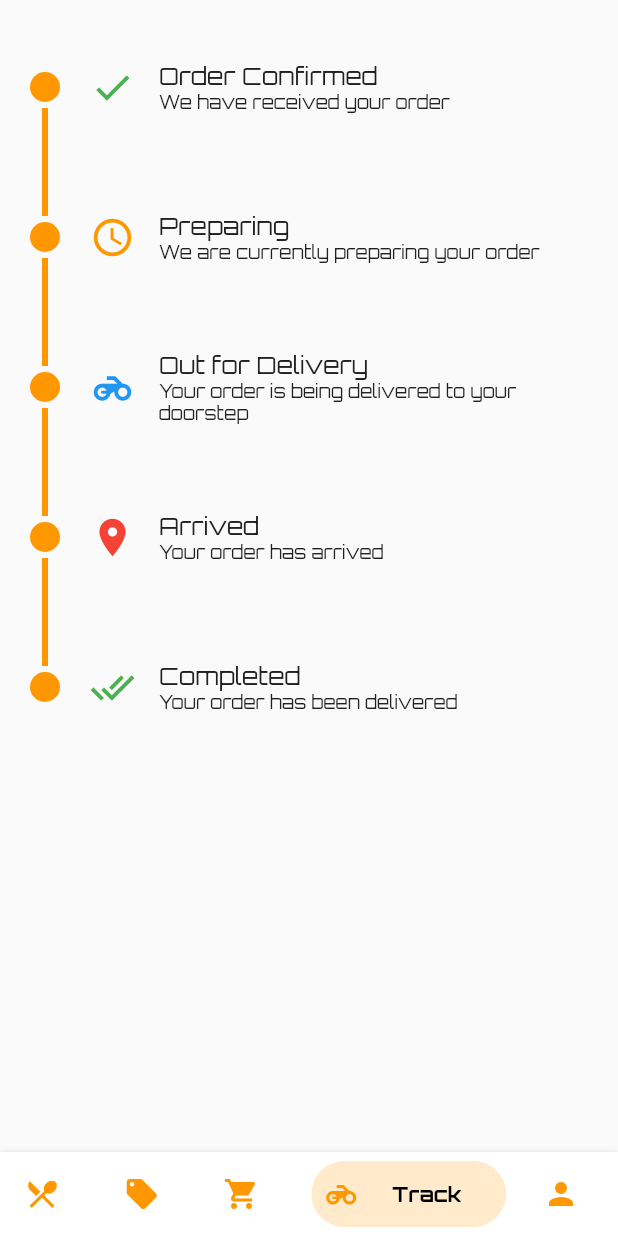
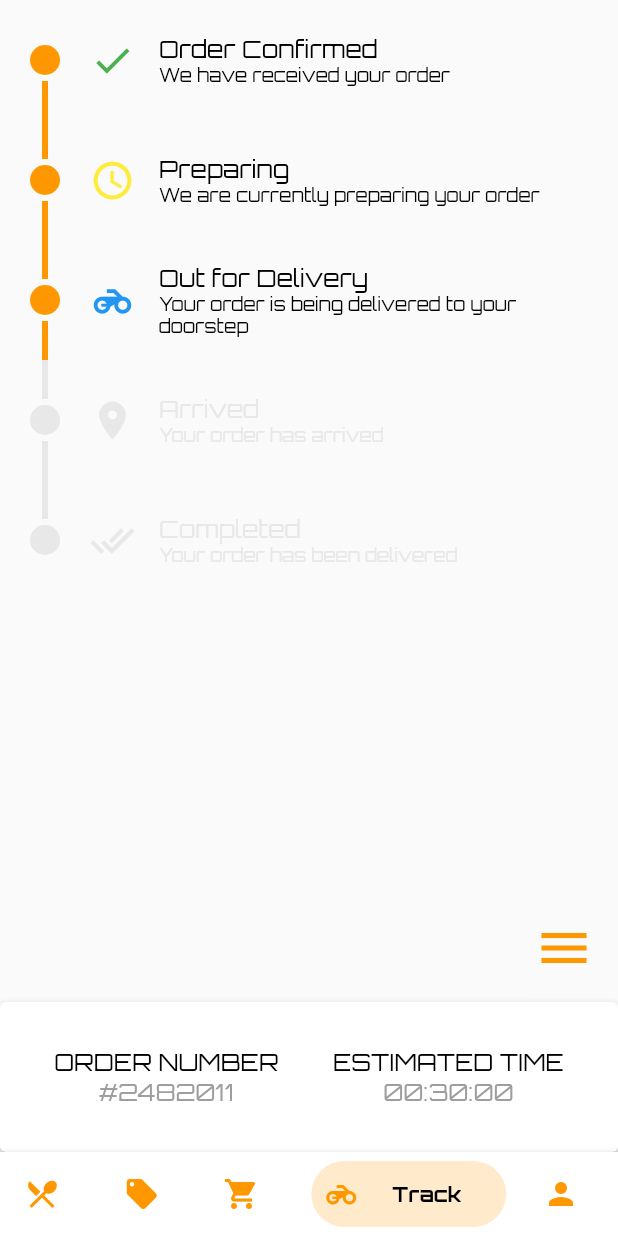
Before and after one commit to pawaka2020/nocoffeenocure, a Flutter app: the HomeScreen screen opened directly, swiped to page 4, on a phone screen of 412 x 824 dp. Run offline on Flutter 3.47's test engine with Material 2 defaults, Android fonts, the phone set to English and light mode, and no system bars; drawn by our look-alikes of bottom_navy_bar, timeline_tile; our stand-ins replace flutter_secure_storage, fluttertoast, objectbox, uni_links; accounts and stored records are empty; generated files the repository leaves out were written again.

Commit message:
Track page completed

```diff
--- a/lib/repos/cartitem.dart
+++ b/lib/repos/cartitem.dart
@@ -7,8 +7,6 @@ import '../models/cartitem.dart';
 
 class CartItemRepo {
   final box = objectbox.cartItemBox;
-
-
 
   Future<void> update(BackendSource source) async {
     late final newData;
--- a/lib/screens/splash/splash_screen.dart
+++ b/lib/screens/splash/splash_screen.dart
@@ -90,7 +90,5 @@ Future<void> preLoadFromBackend() async {
   await MenuItemRepo().update(BackendSource.dummy);
   await CartItemRepo().update(BackendSource.dummy);
 
-
-
   print ("data pre-loaded");
 }
--- a/lib/screens/track/trackpage.dart
+++ b/lib/screens/track/trackpage.dart
@@ -1,7 +1,10 @@
 import 'package:flutter/cupertino.dart';
 import 'package:flutter/material.dart';
+import 'package:nocoffeenocure/screens/track/tracklocation.dart';
 //import 'package:timelines/timelines.dart';
 import 'package:timeline_tile/timeline_tile.dart';
+
+import 'orderdetails.dart';
 
 enum timelineType {
   start,
@@ -73,68 +76,106 @@ Widget buildTimeLine(IconData icon, Color iconColor, String label,
     ),
   );
 }
-//
-// Widget buildTimeLine2(int phaseIndex, timelineType type, int currentPhaseIndex) {
-//   Color timelineColor  = (currentPhaseIndex <= phaseIndex)  ? Colors.orange : Colors.grey;
-//   String label = phase[phaseIndex];
-//   late IconData icon;
-//   late Color iconColor;
-//   late String subLabel;
-//   switch (phaseIndex) {
-//     case 0:
-//       icon = Icons.check;
-//       iconColor = Colors.green;
-//       subLabel = 'We have received your order';
-//       break;
-//     case 1:
-//       icon = Icons.access_time;
-//       iconColor = Colors.yellow;
-//       subLabel = 'We are currently preparing your order';
-//       break;
-//     case 2:
-//       icon = Icons.motorcycle;
-//       iconColor = Colors.blue;
-//       subLabel = 'Your order is being delivered to your doorstep';
-//       break;
-//     case 3:
-//       icon = Icons.location_on;
-//       iconColor = Colors.red;
-//       subLabel = 'Your order has arrived';
-//       break;
-//     case 4:
-//       icon = Icons.shopping_bag;
-//       iconColor = Colors.white;
-//       subLabel = 'Your order is ready for pickup';
-//       break;
-//     case 5:
-//       icon = Icons.location_on;
-//       iconColor = Colors.red;
-//       subLabel = 'Your order has arrived';
-//       break;
-//     case 6:
-//       icon = Icons.done_all;
-//       iconColor = Colors.green;
-//       subLabel = 'Your order has been delivered';
-//       break;
-//   }
-// }
 
-Widget timelineTest4() {
-  return Padding(
-    padding: EdgeInsets.only(left: 16, right: 16, top: 8, bottom: 8),
-    child: ListView(
+Widget buildTimeLine2(int phaseIndex, timelineType type, int currentPhaseIndex) {
+  const Color paleWhite = Color(0xFFE8E8E8);
+  String label = phase[phaseIndex];
+  late IconData icon;
+  late Color iconColor;
+  late String subLabel;
+  late Color textColor = Colors.black;
+  late bool isFirst;
+  late bool isLast;
+  Color timelineColor = paleWhite;
+  switch (phaseIndex) {
+    case 0:
+      icon = Icons.check;
+      iconColor = Colors.green;
+      subLabel = 'We have received your order';
+      break;
+    case 1:
+      icon = Icons.access_time;
+      iconColor = Colors.yellow;
+      subLabel = 'We are currently preparing your order';
+      break;
+    case 2:
+      icon = Icons.motorcycle;
+      iconColor = Colors.blue;
+      subLabel = 'Your order is being delivered to your doorstep';
+      break;
+    case 3:
+      icon = Icons.shopping_bag;
+      iconColor = Colors.black26;
+      subLabel = 'Your order is ready for pickup';
+      break;
+    case 4:
+      icon = Icons.location_on;
+      iconColor = Colors.red;
+      subLabel = 'Your order has arrived';
+      break;
+    case 5:
+      icon = Icons.done_all;
+      iconColor = Colors.green;
+      subLabel = 'Your order has been delivered';
+      break;
+  }
+  if (currentPhaseIndex >= phaseIndex) {
+    timelineColor = Colors.orange;
+  }
+  else {
+    timelineColor = paleWhite;
+    iconColor = paleWhite;
+    textColor = paleWhite;
+  }
+  if (type == timelineType.start) {
+    isFirst = true;
+    isLast = false;
+  }
+  else if (type == timelineType.between) {
+    isFirst = false;
+    isLast = false;
+  }
+  else if (type == timelineType.end) {
+    isFirst = false;
+    isLast = true;
+  }
+  return TimelineTile(
+    isFirst: isFirst,
+    isLast: isLast,
+    beforeLineStyle: LineStyle(color: timelineColor),
+    afterLineStyle: LineStyle(color: timelineColor),
+    indicatorStyle: IndicatorStyle(
+      width: 20,
+      color: timelineColor, // Set the color to blue
+      padding: EdgeInsets.all(4),
+    ),
+    endChild: Container(
+      constraints: const BoxConstraints(
+        minHeight: 80, //100
+      ),
+      child: Row(
         children: [
-        buildTimeLine(Icons.check, Colors.green, 'Order Confirmed',
-          'We have received your order', Colors.orange, true, false),
-        buildTimeLine(Icons.access_time, Colors.orange, 'Preparing',
-          'We are currently preparing your order', Colors.orange, false, false),
-        buildTimeLine(Icons.motorcycle, Colors.blue, 'Out for Delivery',
-          'Your order is being delivered to your doorstep', Colors.orange, false, false),
-        buildTimeLine(Icons.location_on, Colors.red, 'Arrived',
-          'Your order has arrived', Colors.orange, false, false),
-        buildTimeLine(Icons.done_all, Colors.green, 'Completed',
-          'Your order has been delivered', Colors.orange, false, true),
+          SizedBox(width: 16),
+          Icon(icon, color: iconColor, size: 30), // 30 or 40
+          SizedBox(width: 16),
+          Expanded(
+            child: Column(
+              crossAxisAlignment: CrossAxisAlignment.start,
+              mainAxisAlignment: MainAxisAlignment.center,
+              children: [
+                Text(
+                  label,
+                  style: TextStyle(fontSize: 16, color: textColor),
+                ),
+                Text(
+                  subLabel,
+                  style: TextStyle(fontSize: 12, color: textColor),
+                ),
               ],
+            ),
+          ),
+        ],
+      ),
     ),
   );
 }
@@ -148,38 +189,160 @@ class TrackPage extends StatefulWidget {
 class TrackPageState extends State<TrackPage> {
   late DateTime _eta;
   late DateTime _timer;
-  late String _curentPhase;
+  late int _currentPhaseIndex;
   late orderType _type;
 
   @override
   Widget build(BuildContext context) {
-    return Padding(
-      padding: EdgeInsets.only(left: 16, right: 16, top: 8, bottom: 8),
+    _currentPhaseIndex = 3;
+    _type = orderType.delivery;
+
+    return Column(
+      children: [
+        Expanded(
+          child: Padding(
+            padding: EdgeInsets.only(left: 16, right: 16, top: 0, bottom: 0),
             child: ListView(
               children: [
-          buildTimeLine(Icons.check, Colors.green, 'Order Confirmed',
-              'We have received your order', Colors.orange, true, false),
-          buildTimeLine(Icons.access_time, Colors.orange, 'Preparing',
-              'We are currently preparing your order', Colors.orange, false, false),
-          buildTimeLine(Icons.motorcycle, Colors.blue, 'Out for Delivery',
-              'Your order is being delivered to your doorstep', Colors.orange, false, false),
-          buildTimeLine(Icons.location_on, Colors.red, 'Arrived',
-              'Your order has arrived', Colors.orange, false, false),
-          buildTimeLine(Icons.done_all, Colors.green, 'Completed',
-              'Your order has been delivered', Colors.orange, false, true),
+                if (_type == orderType.pickup) ...[
+                  buildTimeLine2(0, timelineType.start, _currentPhaseIndex),
+                  buildTimeLine2(1, timelineType.between, _currentPhaseIndex),
+                  buildTimeLine2(3, timelineType.between, _currentPhaseIndex),
+                  buildTimeLine2(5, timelineType.end, _currentPhaseIndex),
                 ]
-      )
+                else ...[
+                  buildTimeLine2(0, timelineType.start, _currentPhaseIndex),
+                  buildTimeLine2(1, timelineType.between, _currentPhaseIndex),
+                  buildTimeLine2(2, timelineType.between, _currentPhaseIndex),
+                  buildTimeLine2(4, timelineType.between, _currentPhaseIndex),
+                  buildTimeLine2(5, timelineType.end, _currentPhaseIndex),
+                ],
+              ],
+            ),
+          ),
+        ),
+        selectionButton(context),
+        box(),
+      ],
     );
   }
 }
 
+Widget box() {
+  double _height = 100; //100
 
+  return SizedBox(
+    width: double.infinity,
+      child: Card(
+        elevation: 4,
+        margin: EdgeInsets.all(0),
+        child: Padding(
+          padding: EdgeInsets.only(left: 0, right: 0),
+          child: Container(
+            height: _height,
+            child: Row(
+              mainAxisAlignment: MainAxisAlignment.spaceEvenly,
+              children: [
+                Column(
+                    mainAxisAlignment: MainAxisAlignment.center,
+                    children: [
+                      Text("ORDER NUMBER",
+                        style: TextStyle(
+                          fontSize: 16,
+                          color: Colors.black
+                        )
+                      ),
+                      Text("#2482011",
+                          style: TextStyle(
+                              fontSize: 16,
+                              color: Colors.grey
+                          )
+                      )
+                    ]
+                ),
+                Column(
+                    mainAxisAlignment: MainAxisAlignment.center,
+                    children: [
+                      Text("ESTIMATED TIME",
+                          style: TextStyle(
+                            fontSize: 16,
+                            color: Colors.black
+                          )
+                      ),
+                      Text("00:30:00",
+                          style: TextStyle(
+                            fontSize: 16,
+                            color: Colors.grey
+                          )
+                      )
+                    ]
+                ),
+              ]
+            ),
 
-Widget body() {
-  return Center(
-      child: Text(
-        'Help me!',
-        style: TextStyle(fontSize: 24),
+            // child: Column(
+            //   mainAxisAlignment: MainAxisAlignment.center,
+            //   children: [
+            //     Text("Order number #2482011"),
+            //     Text("Estimated time 30 minutes")
+            //   ]
+            // ),
+          )
+        )
+      ),
+  );
+}
+
+void cancelOrder() {}
+
+Widget selectionButton(BuildContext context) {
+  return Padding(
+    padding: EdgeInsets.only(left: 16, right: 16, top: 16, bottom: 16),
+    child: Align(
+      alignment: Alignment.topRight,
+      child: PopupMenuButton<String>(
+          icon: Icon(
+          Icons.menu,
+          color: Colors.orange,
+          size: 40,
+        ),
+          onSelected: (value) {
+          // Handle menu item selection
+          switch (value) {
+            case 'viewOrderDetails':
+              Navigator.of(context).push(MaterialPageRoute(
+                builder: (context) => OrderDetailsScreen(),
+              ));
+              print('View order details selected');
+              break;
+            case 'viewLocation':
+              Navigator.of(context).push(MaterialPageRoute(
+                builder: (context) => TrackLocationScreen(),
+              ));
+              print('View location selected');
+              break;
+            case 'cancelOrder':
+              cancelOrder();
+              print('Cancel order selected');
+              break;
+          }
+        },
+          itemBuilder: (BuildContext context) => <PopupMenuEntry<String>>
+          [
+            PopupMenuItem<String>(
+              value: 'viewOrderDetails',
+              child: Text('View order details'),
+            ),
+            PopupMenuItem<String>(
+              value: 'viewLocation',
+              child: Text('View location'),
+            ),
+            PopupMenuItem<String>(
+              value: 'cancelOrder',
+              child: Text('Cancel order'),
+            ),
+          ],
+      )
     )
   );
 }
```
Also changed, not shown: lib/screens/cart/cart_screen.dart (+7 -7 lines), lib/screens/track/orderdetails.dart (added, +28 -0 lines), lib/screens/track/tracklocation.dart (added, +28 -0 lines). Lines whose indentation alone changed are shown as unchanged.
